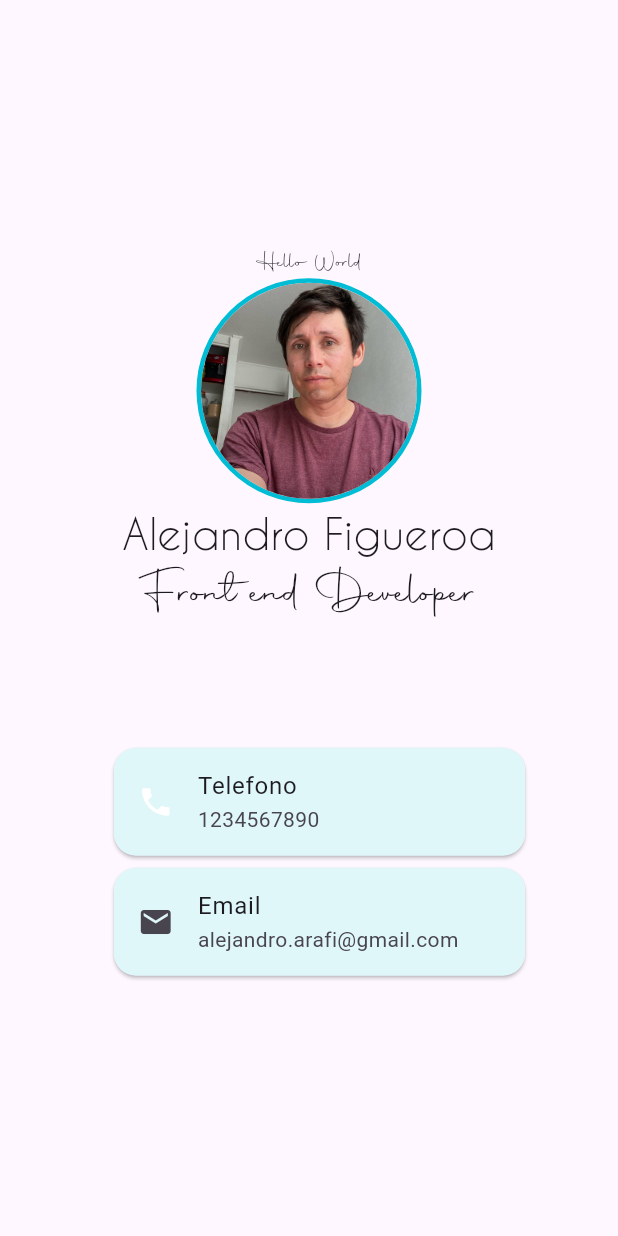
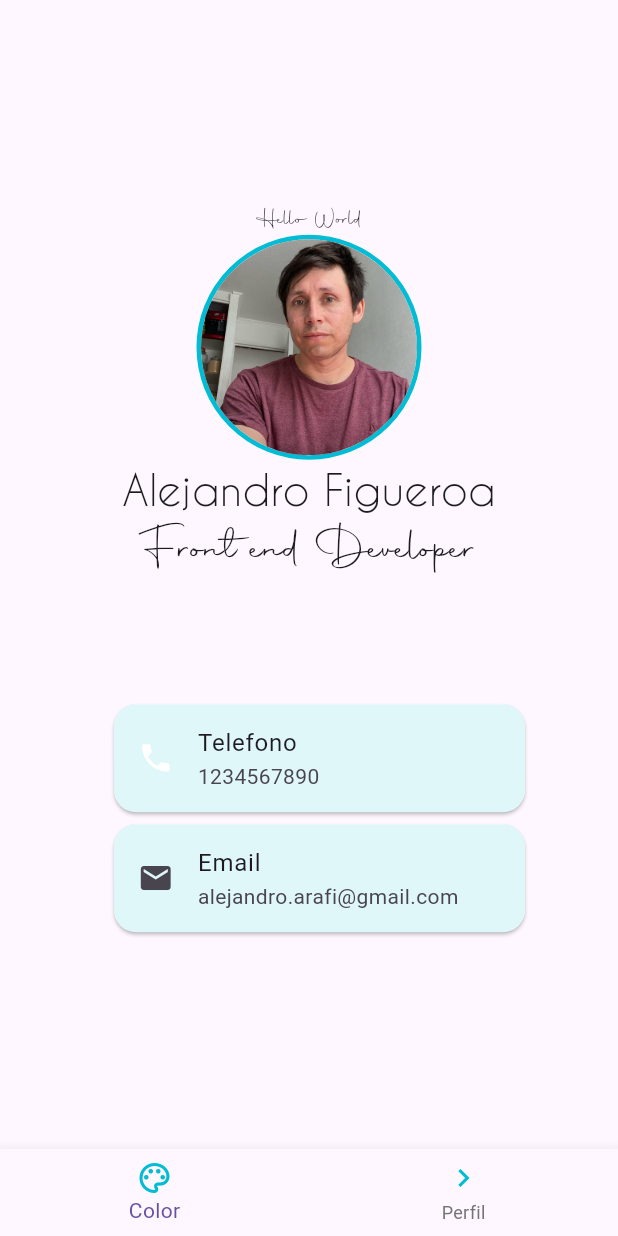
Before and after one commit to AlejandroArafi/App-tarjeta--presentacion-personal, a Flutter app: the screen it shows after launch, on a phone screen of 412 x 824 dp. Run offline on Flutter 3.47's test engine with Material 3 defaults, Android fonts, the phone set to English and light mode, and no system bars.

Commit message:
tarjeta frontal

```diff
--- a/lib/main.dart
+++ b/lib/main.dart
@@ -105,7 +105,20 @@ class MainApp extends StatelessWidget {
               ),
             ],
           ),
+          bottomNavigationBar: BottomNavigationBar(
+            selectedLabelStyle: TextStyle(color: Colors.amber[600]),
+            unselectedItemColor: Colors.grey[600],
+            items: const [
+              BottomNavigationBarItem(
+                icon: Icon(Icons.color_lens_outlined, color: Colors.cyan),
+                label: 'Color',
               ),
+              BottomNavigationBarItem(
+                icon: Icon(Icons.navigate_next, color: Colors.cyan),
+                label: 'Perfil',
+              ),
+            ],
+          )),
     );
   }
 }
```
Lines whose indentation alone changed are shown as unchanged.
